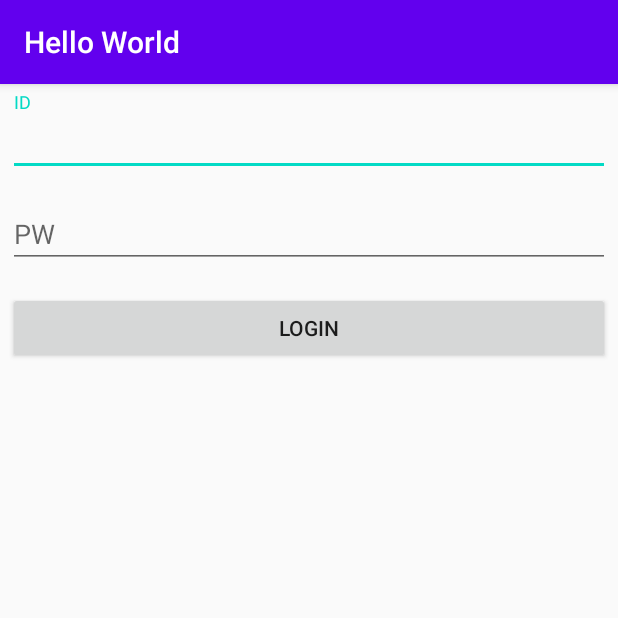
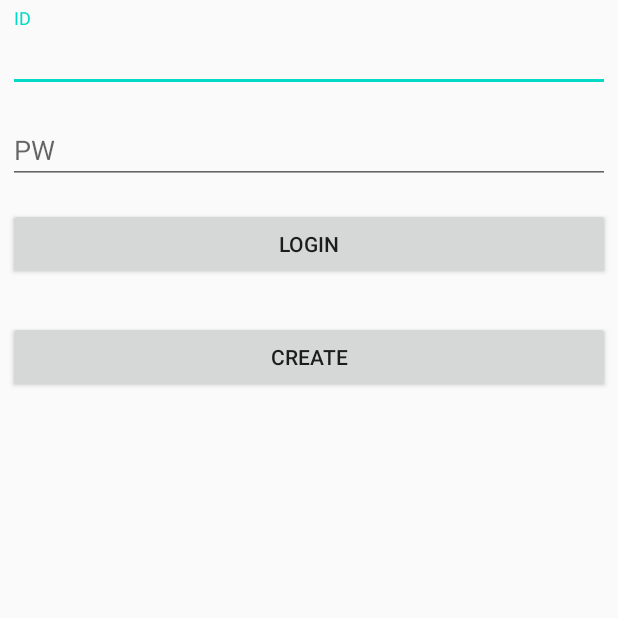
Before and after one commit to MSG-TDS/sh_LoginTest, an Android app: the screen it shows after launch (MainActivity), after a tap on "LOGIN", on a phone screen of 412 x 824 dp, the top half of it. Run offline under Robolectric (Android 15) with nearby library versions, the phone set to English and light mode, and no system bars; our stand-ins replace Firebase (no records; nobody signed in at launch, a user with empty details on screens opened directly).

```diff
--- a/app/build.gradle
+++ b/app/build.gradle
@@ -1,6 +1,7 @@
 apply plugin: 'com.android.application'
 apply plugin: 'kotlin-android'
 apply plugin: 'kotlin-android-extensions'
+apply plugin: 'com.google.gms.google-services'
 
 android {
     compileSdkVersion 30
@@ -31,6 +32,8 @@ dependencies {
     implementation 'androidx.appcompat:appcompat:1.1.0'
     implementation 'androidx.constraintlayout:constraintlayout:1.1.3'
     implementation 'com.google.android.material:material:1.1.0'
+    implementation 'com.google.firebase:firebase-auth:19.4.0'
+    implementation 'com.google.firebase:firebase-analytics:17.5.0'
     testImplementation 'junit:junit:4.12'
     androidTestImplementation 'androidx.test.ext:junit:1.1.1'
     androidTestImplementation 'androidx.test.espresso:espresso-core:3.2.0'
--- a/app/src/main/java/com/example/helloworld/MainActivity.kt
+++ b/app/src/main/java/com/example/helloworld/MainActivity.kt
@@ -5,102 +5,82 @@ import android.content.Intent
 import androidx.appcompat.app.AppCompatActivity
 import android.os.Bundle
 import android.util.Log
+import android.view.View
 import android.widget.Toast
+import com.google.firebase.auth.FirebaseAuth
 import kotlinx.android.synthetic.main.activity_main.*
 
-class Accounts{
-    private var accounts = mutableMapOf<String, String>()
-
-     fun putAccount(id:String, pw:String){
-        accounts.put(id, pw)
-    }
-
-    fun checkId(id:String):Boolean{
-        var bResult123 = accounts.containsKey((id))
-        return bResult123
-    }
-
-    fun checkPw(inputId: String, inputPw: String):Boolean{
-        var bResult = if(accounts.get(inputId) == inputPw) true else false
-        return bResult
-    }
-}
+// Google Login Result
+// Firebase Auth
+private var firebaseAuth:FirebaseAuth? = null
 
 class MainActivity : AppCompatActivity() {
     override fun onCreate(savedInstanceState: Bundle?) {
         super.onCreate(savedInstanceState)
         setContentView(R.layout.activity_main)
 
-        /*계정 정보 선언 - 클래스 사용 */
-        var accountsClass = Accounts()
-        accountsClass.putAccount("20190085", "20190085")
-        Log.d("BasicSyntax", "계정 정보 등록. id= ${accountsClass}")
+        // Hide the status bar.
+        window.decorView.systemUiVisibility = View.SYSTEM_UI_FLAG_FULLSCREEN
+        // Remember that you should never show the action bar if the
+        // status bar is hidden, so hide that too if necessary.
+        actionBar?.hide()
 
-
-        /* 계정 정보 선언 - 함수 사용 */
-        var accounts = mutableMapOf<String, String>()
-        accounts.put("20190085", "20190085")
-        Log.d("BasicSyntax", "계정 정보 등록. id= ${accounts}")
+        // Firebase 인스턴스 생성
+        firebaseAuth = FirebaseAuth.getInstance()
 
         /* 로그인 버튼 클릭 이벤트 */
         btnLogin.setOnClickListener {
-            /* 함수 */
-            logIn(accounts)
+            loginEmail()
+        }
 
-            /* 클래스 */
-            logIn_Class(accountsClass)
-        }
-    }
-
-    /* 함수를 사용한 방법 */
-    fun logIn(accounts: kotlin.collections.MutableMap<String, String>){
-        var inputId = txtID.text.toString()
-        Log.d("BasicSyntax", "입력한 id 읽어오기. id= ${inputId}")
-
-        if (accounts.containsKey(inputId)) {
-            Log.d("BasicSyntax", "id 정보 존재.")
-
-            var inputPw = txtPW.text.toString()
-            if (accounts.get(inputId) == inputPw) {
-                Toast.makeText(this@MainActivity, "로그인 성공!", Toast.LENGTH_SHORT).show()
-                Log.d("BasicSyntax", "계정정보 일치. 로그인 성공.")
-                val intent = Intent(this, Chat_Activity::class.java)
-                intent.putExtra("ID",inputId)
-                startActivity(intent)
-
-            } else {
-                Toast.makeText(this@MainActivity, "패스워드가 틀렸습니다.", Toast.LENGTH_SHORT).show()
-                Log.d("BasicSyntax", "패스워드 불일치.")
-            }
-        } else {
-            Toast.makeText(this@MainActivity, "등록되지 않은 아이디입니다.", Toast.LENGTH_SHORT).show()
-            Log.d("BasicSyntax", "아이디 정보 없음.")
+        /* 계정 생성 버튼 클릭 이벤트 */
+        btnCreate.setOnClickListener {
+            createEmail()
         }
 
     }
 
-    /* 클래스 사용한 방법*/
-    fun logIn_Class(accounts:Accounts) {
+    // Create Email
+    private fun createEmail(){
+        firebaseAuth!!.createUserWithEmailAndPassword(txtID.text.toString(), txtPW.text.toString()).addOnCompleteListener(this){
+            if(it.isSuccessful)
+            {
+                // Sign in success, update UI with the signed-in user's information
+                val user = firebaseAuth?.currentUser
+                Toast.makeText(this, "Authentication success.", Toast.LENGTH_LONG).show()
+            }
+            else{
+                // If sign in fails, display a message to the user
+                Toast.makeText(this, "Authentication failed." + it.exception.toString(), Toast.LENGTH_SHORT).show()
 
-        var inputId = txtID.text.toString()
-        Log.d("BasicSyntax", "입력한 id 읽어오기. id= ${inputId}")
-
-        if (accounts.checkId(inputId)) {
-            Log.d("BasicSyntax", "id 정보 존재.")
-
-            var inputPw = txtPW.text.toString()
-            if (accounts.checkPw(inputId, inputPw)) {
-                Toast.makeText(this@MainActivity, "로그인 성공!", Toast.LENGTH_SHORT).show()
-                Log.d("BasicSyntax", "계정정보 일치. 로그인 성공 class.")
-            }
-            else {
-                Toast.makeText(this@MainActivity, "패스워드가 틀렸습니다.", Toast.LENGTH_SHORT).show()
-                Log.d("BasicSyntax", "패스워드 불일치.")
             }
         }
-        else {
-            Toast.makeText(this@MainActivity, "등록되지 않은 아이디입니다.", Toast.LENGTH_SHORT).show()
-            Log.d("BasicSyntax", "아이디 정보 없음.")
+    }
+
+    // SignIn with Email
+    private fun loginEmail(){
+        firebaseAuth!!.signInWithEmailAndPassword(txtID.text.toString(), txtPW.text.toString()).addOnCompleteListener(this){
+            if(it.isSuccessful){
+                // Sign in success, update UI with the signed-in user's information
+                Toast.makeText(this, "signInWithEmail success.", Toast.LENGTH_LONG).show()
+
+                // Firebase에 등록된 계정 정보들을 가진 변수.
+                val user = firebaseAuth?.currentUser
+
+                // intent로 뷰 간의 데이터 전송.
+                val intent = Intent(this, Chat_Activity::class.java)
+                intent.putExtra("user",user)
+
+                // 채팅 화면 액티비티 실행
+                startActivity(intent)
+            }
+            else
+            {
+                // If sign in fails, display a message to the user
+                Toast.makeText(this, "로그인 실패. \n아이디 또는 패스워드를 확인해주세요.", Toast.LENGTH_LONG).show()
+            }
         }
     }
+
+
 }
--- a/app/src/main/java/com/example/helloworld/Message.kt
+++ b/app/src/main/java/com/example/helloworld/Message.kt
@@ -2,5 +2,6 @@ package com.example.helloworld
 
 import java.util.*
 
+// 데이터 입력시 사용할 클래스
 class Message(val content:String, val Time:String) {
 }
--- a/app/src/main/res/layout/activity_main.xml
+++ b/app/src/main/res/layout/activity_main.xml
@@ -23,6 +23,23 @@
         app:layout_constraintStart_toStartOf="parent"
         app:layout_constraintTop_toBottomOf="@+id/txtPW"
         app:layout_constraintVertical_bias="0.0" />
+
+    <Button
+        android:id="@+id/btnCreate"
+        android:layout_width="0dp"
+        android:layout_height="wrap_content"
+        android:layout_marginStart="5dp"
+        android:layout_marginLeft="5dp"
+        android:layout_marginEnd="5dp"
+        android:layout_marginRight="5dp"
+        android:layout_marginBottom="251dp"
+        android:text="@string/btnCreate"
+        app:layout_constraintBottom_toBottomOf="parent"
+        app:layout_constraintEnd_toEndOf="parent"
+        app:layout_constraintHorizontal_bias="0.0"
+        app:layout_constraintStart_toStartOf="parent"
+        app:layout_constraintTop_toBottomOf="@+id/btnLogin"
+        app:layout_constraintVertical_bias="0.081" />
 
     <com.google.android.material.textfield.TextInputLayout
         android:id="@+id/textInputLayout"
--- a/app/src/main/res/values/strings.xml
+++ b/app/src/main/res/values/strings.xml
@@ -1,6 +1,9 @@
 <resources>
     <string name="app_name">Hello World</string>
     <string name="btnLogin">login</string>
+    <string name="btnCreate">Create</string>
     <string name="txtID">ID</string>
     <string name="txtPW">PW</string>
+    <string name="MessageHint">Enter the Message</string>
+    <string name="Enter">↑</string>
 </resources>
--- a/app/src/main/res/values/styles.xml
+++ b/app/src/main/res/values/styles.xml
@@ -1,6 +1,6 @@
 <resources>
     <!-- Base application theme. -->
-    <style name="AppTheme" parent="Theme.AppCompat.Light.DarkActionBar">
+    <style name="AppTheme" parent="Theme.AppCompat.Light.NoActionBar">
         <!-- Customize your theme here. -->
         <item name="colorPrimary">@color/colorPrimary</item>
         <item name="colorPrimaryDark">@color/colorPrimaryDark</item>
--- a/build.gradle
+++ b/build.gradle
@@ -8,6 +8,7 @@ buildscript {
     dependencies {
         classpath "com.android.tools.build:gradle:4.0.0"
         classpath "org.jetbrains.kotlin:kotlin-gradle-plugin:$kotlin_version"
+        classpath 'com.google.gms:google-services:4.3.3'
 
         // NOTE: Do not place your application dependencies here; they belong
         // in the individual module build.gradle files
```
Also changed, not shown: app/src/main/java/com/example/helloworld/ChatAdapter.kt (added, +38 -0 lines), app/src/main/java/com/example/helloworld/Chat_Activity.kt (+35 -11 lines), app/src/main/java/com/example/helloworld/MainListAdapter.kt (deleted, +0 -43 lines), app/src/main/res/layout/activity_chat_.xml (+18 -10 lines), app/src/main/res/layout/main_lv_item.xml (+27 -19 lines), app/src/main/res/mipmap-hdpi/outline.9.png (added), app/src/main/res/mipmap-mdpi/outline.9.png (added), app/src/main/res/mipmap-xhdpi/outline.9.png (added), app/src/main/res/mipmap-xxhdpi/outline.9.png (added), app/src/main/res/mipmap-xxxhdpi/outline.9.png (added), 1 other file.
